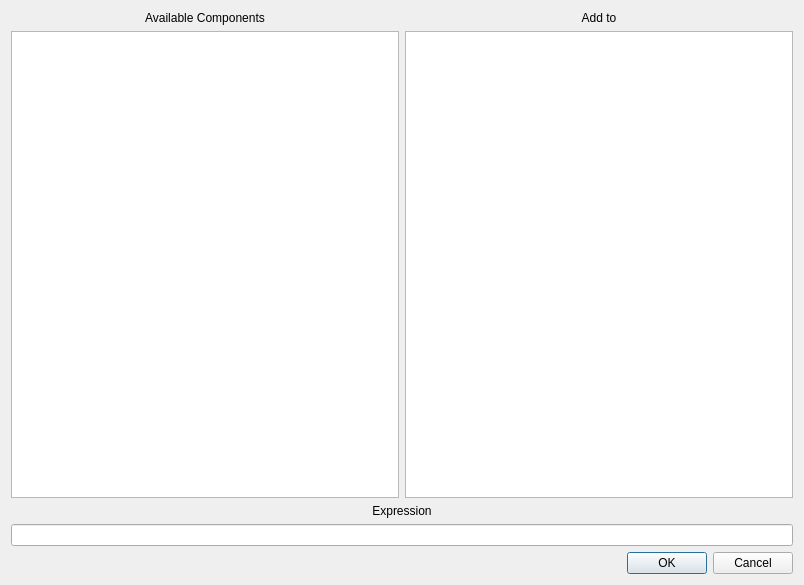
Before: the Qt Designer form glue/qt/custom_component_widget.ui in glue-viz/glue, drawn with Qt 5.
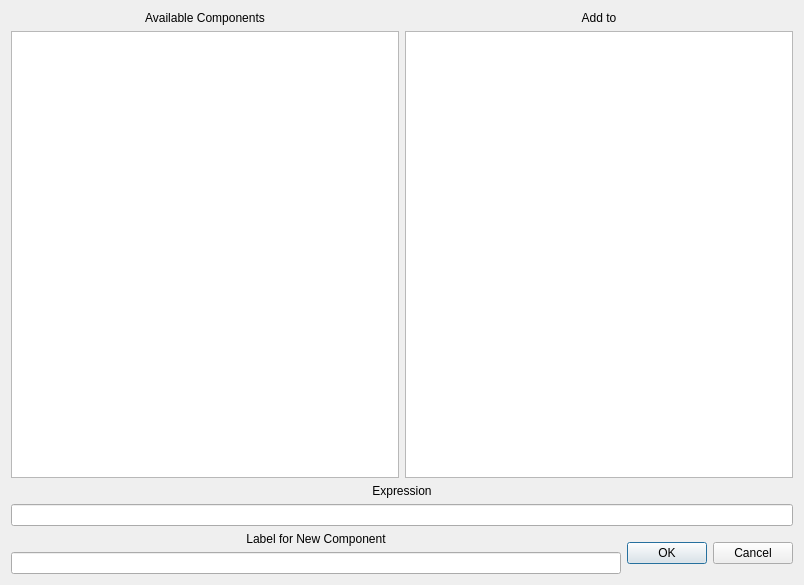
After: the same form once the commit is applied.

Commit message: parse widget for components. #17

The edit to the form file:
```diff
--- a/glue/qt/custom_component_widget.ui
+++ b/glue/qt/custom_component_widget.ui
@@ -13,15 +13,21 @@
   <property name="windowTitle">
    <string>Dialog</string>
   </property>
-  <layout class="QHBoxLayout" name="horizontalLayout_2">
+  <layout class="QHBoxLayout" name="horizontalLayout_4">
    <item>
-    <layout class="QVBoxLayout" name="verticalLayout_4">
+    <layout class="QVBoxLayout" name="verticalLayout_5" stretch="5,1,1">
      <item>
-      <layout class="QHBoxLayout" name="horizontalLayout">
+      <layout class="QHBoxLayout" name="horizontalLayout" stretch="1,1">
        <item>
-        <layout class="QVBoxLayout" name="verticalLayout_2">
+        <layout class="QVBoxLayout" name="verticalLayout_2" stretch="5,0">
          <item>
           <widget class="QLabel" name="label">
+           <property name="sizePolicy">
+            <sizepolicy hsizetype="Preferred" vsizetype="Fixed">
+             <horstretch>0</horstretch>
+             <verstretch>0</verstretch>
+            </sizepolicy>
+           </property>
            <property name="text">
             <string>Available Components</string>
            </property>
@@ -31,7 +37,7 @@
           </widget>
          </item>
          <item>
-          <widget class="QListView" name="component_list">
+          <widget class="QListWidget" name="component_list">
            <property name="toolTip">
             <string>&lt;!DOCTYPE HTML PUBLIC &quot;-//W3C//DTD HTML 4.0//EN&quot; &quot;http://www.w3.org/TR/REC-html40/strict.dtd&quot;&gt;
 &lt;html&gt;&lt;head&gt;&lt;meta name=&quot;qrichtext&quot; content=&quot;1&quot; /&gt;&lt;style type=&quot;text/css&quot;&gt;
@@ -47,9 +53,15 @@
         </layout>
        </item>
        <item>
-        <layout class="QVBoxLayout" name="verticalLayout">
+        <layout class="QVBoxLayout" name="verticalLayout" stretch="5,1">
          <item>
           <widget class="QLabel" name="label_2">
+           <property name="sizePolicy">
+            <sizepolicy hsizetype="Preferred" vsizetype="Fixed">
+             <horstretch>0</horstretch>
+             <verstretch>0</verstretch>
+            </sizepolicy>
+           </property>
            <property name="text">
             <string>Add to</string>
            </property>
@@ -74,9 +86,15 @@
       </layout>
      </item>
      <item>
-      <layout class="QVBoxLayout" name="verticalLayout_3">
+      <layout class="QVBoxLayout" name="verticalLayout_3" stretch="0,0">
        <item>
         <widget class="QLabel" name="label_3">
+         <property name="sizePolicy">
+          <sizepolicy hsizetype="Preferred" vsizetype="Fixed">
+           <horstretch>0</horstretch>
+           <verstretch>0</verstretch>
+          </sizepolicy>
+         </property>
          <property name="text">
           <string>Expression</string>
          </property>
@@ -98,18 +116,52 @@
       </layout>
      </item>
      <item>
-      <widget class="QDialogButtonBox" name="buttonBox">
-       <property name="orientation">
-        <enum>Qt::Horizontal</enum>
-       </property>
-       <property name="standardButtons">
-        <set>QDialogButtonBox::Cancel|QDialogButtonBox::Ok</set>
-       </property>
-      </widget>
+      <layout class="QHBoxLayout" name="horizontalLayout_2" stretch="10,0">
+       <item>
+        <layout class="QVBoxLayout" name="verticalLayout_4" stretch="5,1">
+         <item>
+          <widget class="QLabel" name="label_4">
+           <property name="sizePolicy">
+            <sizepolicy hsizetype="Preferred" vsizetype="Fixed">
+             <horstretch>0</horstretch>
+             <verstretch>0</verstretch>
+            </sizepolicy>
+           </property>
+           <property name="text">
+            <string>Label for New Component</string>
+           </property>
+           <property name="alignment">
+            <set>Qt::AlignCenter</set>
+           </property>
+          </widget>
+         </item>
+         <item>
+          <widget class="QLineEdit" name="new_label"/>
+         </item>
+        </layout>
+       </item>
+       <item>
+        <widget class="QDialogButtonBox" name="buttonBox">
+         <property name="sizePolicy">
+          <sizepolicy hsizetype="Preferred" vsizetype="Fixed">
+           <horstretch>0</horstretch>
+           <verstretch>0</verstretch>
+          </sizepolicy>
+         </property>
+         <property name="orientation">
+          <enum>Qt::Horizontal</enum>
+         </property>
+         <property name="standardButtons">
+          <set>QDialogButtonBox::Cancel|QDialogButtonBox::Ok</set>
+         </property>
+        </widget>
+       </item>
+      </layout>
      </item>
     </layout>
    </item>
   </layout>
+  <zorder>new_label</zorder>
  </widget>
  <resources/>
  <connections>
```
The commit also changes 2 other files.
